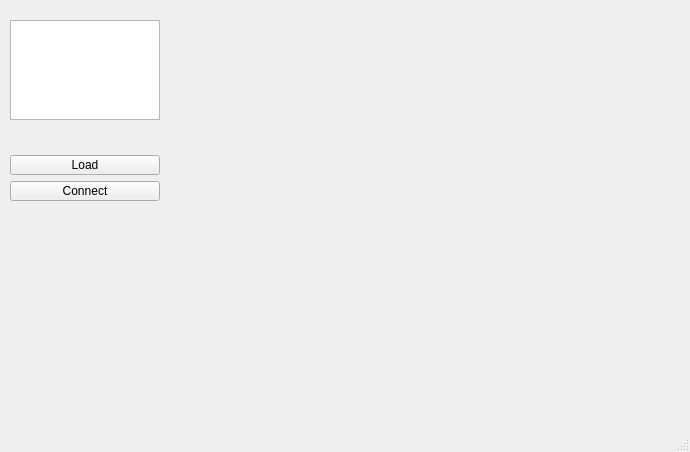
gavrilenkoof/AudioUI, file AudioUI.ui: the form before one commit.
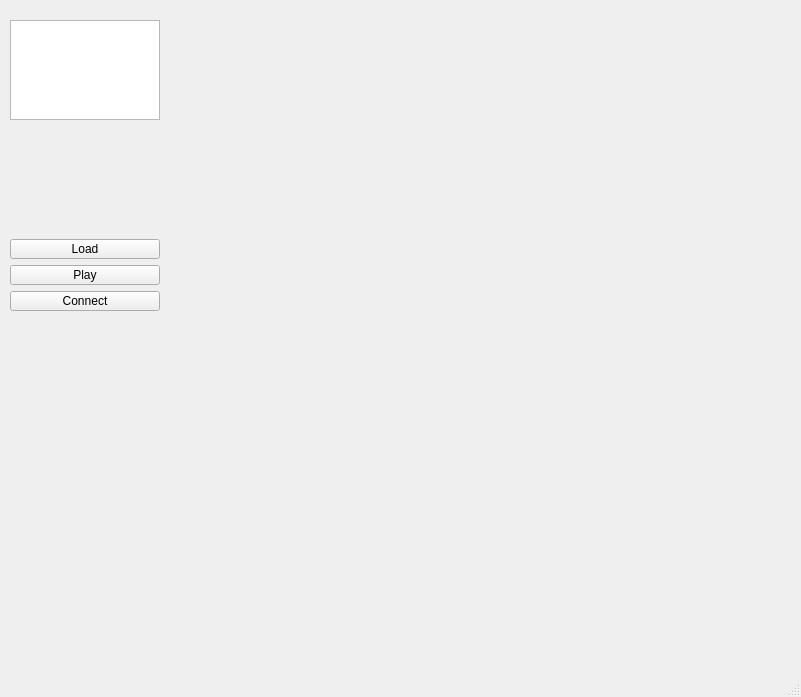
The form after the commit.

Commit message: add threads. Change logic with buttons

Diff of the .ui file:
```diff
--- a/AudioUI.ui
+++ b/AudioUI.ui
@@ -6,8 +6,8 @@
    <rect>
     <x>0</x>
     <y>0</y>
-    <width>690</width>
-    <height>452</height>
+    <width>801</width>
+    <height>697</height>
    </rect>
   </property>
   <property name="minimumSize">
@@ -26,7 +26,7 @@
       <x>10</x>
       <y>20</y>
       <width>154</width>
-      <height>181</height>
+      <height>291</height>
      </rect>
     </property>
     <layout class="QVBoxLayout" name="verticalLayout_3">
@@ -89,6 +89,25 @@
          </property>
         </widget>
        </item>
+       <item>
+        <widget class="QToolButton" name="btn_play_wav_file">
+         <property name="minimumSize">
+          <size>
+           <width>150</width>
+           <height>20</height>
+          </size>
+         </property>
+         <property name="maximumSize">
+          <size>
+           <width>100</width>
+           <height>20</height>
+          </size>
+         </property>
+         <property name="text">
+          <string>Play</string>
+         </property>
+        </widget>
+       </item>
        <item>
         <widget class="QToolButton" name="btn_connect_to_server">
          <property name="minimumSize">
```
Left out of the diff: 2 changed lines with no effect on the pictures. The commit also changes 3 other files.
